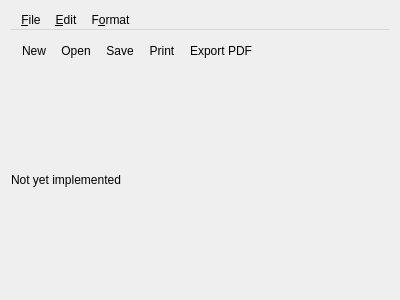
The window that src/editor/dialogs/gameinformationdialog.ui (0xFEEDC0DE64/QtGameMaker) describes before a commit, drawn with Qt 5.
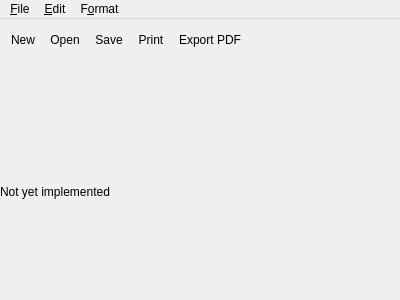
The same window after the commit.

Commit message: Game information dialog is now Qt's richtext example

Diff of the .ui file:
```diff
--- a/src/editor/dialogs/gameinformationdialog.ui
+++ b/src/editor/dialogs/gameinformationdialog.ui
@@ -13,7 +13,19 @@
   <property name="windowTitle">
    <string>Game Information</string>
   </property>
-  <layout class="QVBoxLayout" name="verticalLayout" stretch="0,0,1">
+  <layout class="QVBoxLayout" name="verticalLayout" stretch="0,0,0,1">
+   <property name="leftMargin">
+    <number>0</number>
+   </property>
+   <property name="topMargin">
+    <number>0</number>
+   </property>
+   <property name="rightMargin">
+    <number>0</number>
+   </property>
+   <property name="bottomMargin">
+    <number>0</number>
+   </property>
    <item>
     <widget class="QMenuBar" name="menuBar">
      <widget class="QMenu" name="menuFile">
@@ -73,6 +85,9 @@
     <addaction name="actionExportPDF"/>
     </widget>
    </item>
+   <item>
+    <widget class="QToolBar" name="toolBar2"/>
+   </item>
    <item>
     <widget class="QLabel" name="label">
      <property name="text">
```
Lines whose indentation alone changed are shown as unchanged. The commit also changes 5 other files.
